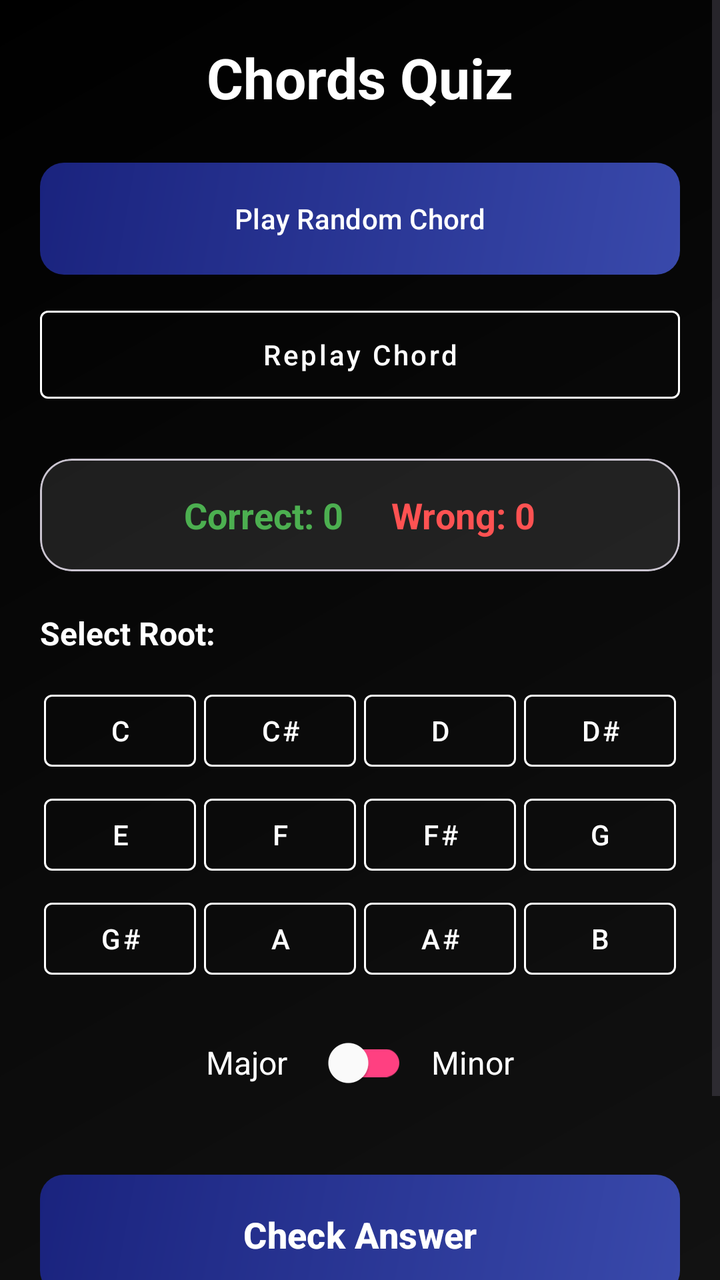
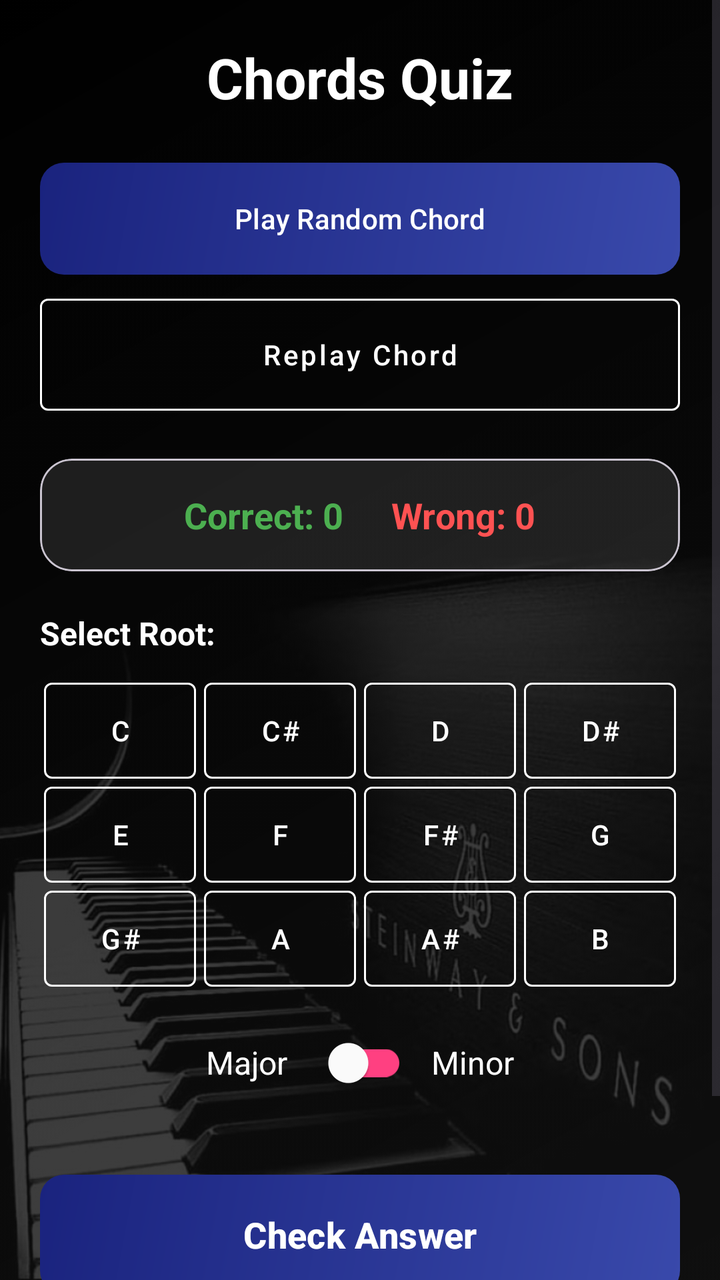

The first picture is an Android layout as it rendered before a commit; the second is the same layout after the commit. The layout source and the unified diff follow.
<!-- AndroidManifest.xml: application theme Theme.GeffenFinalProject -->
<!-- res/layout/activity_user_chords_quiz.xml -->
<?xml version="1.0" encoding="utf-8"?>
<androidx.constraintlayout.widget.ConstraintLayout xmlns:android="http://schemas.android.com/apk/res/android"
    xmlns:app="http://schemas.android.com/apk/res-auto"
    xmlns:tools="http://schemas.android.com/tools"
    android:id="@+id/main"
    android:layout_width="match_parent"
    android:layout_height="match_parent"
    android:background="@drawable/main_gradient"
    tools:context=".user_chords_quiz">

    <ScrollView
        android:layout_width="match_parent"
        android:layout_height="match_parent"
        android:fillViewport="true">

        <LinearLayout
            android:layout_width="match_parent"
            android:layout_height="wrap_content"
            android:orientation="vertical"
            android:padding="20dp">

            <TextView
                android:id="@+id/titleText"
                android:layout_width="match_parent"
                android:layout_height="wrap_content"
                android:layout_marginBottom="24dp"
                android:gravity="center"
                android:text="Chords Quiz"
                android:textColor="@color/white"
                android:textSize="28sp"
                android:textStyle="bold" />



            <com.google.android.material.button.MaterialButton
                android:id="@+id/btnPlayChord"
                android:layout_width="match_parent"
                android:layout_height="56dp"
                android:layout_marginBottom="12dp"
                android:background="@drawable/button_primary"
                android:text="Play Random Chord"
                android:textAllCaps="false"
                android:textColor="@color/white"
                app:backgroundTint="@null"
                app:cornerRadius="12dp" />

            <com.google.android.material.button.MaterialButton
                android:id="@+id/btnReplay"
                style="@style/Widget.MaterialComponents.Button.OutlinedButton"
                android:layout_width="match_parent"
                android:layout_height="56dp"
                android:layout_marginBottom="24dp"
                android:text="Replay Chord"
                android:textAllCaps="false"
                android:textColor="@color/white"
                app:strokeColor="@color/white" />

            <com.google.android.material.card.MaterialCardView
                android:layout_width="match_parent"
                android:layout_height="wrap_content"
                android:layout_marginBottom="20dp"
                app:cardBackgroundColor="#1AFFFFFF"
                app:cardCornerRadius="16dp"
                app:cardElevation="0dp">

                <LinearLayout
                    android:layout_width="match_parent"
                    android:layout_height="wrap_content"
                    android:gravity="center"
                    android:orientation="horizontal"
                    android:padding="16dp">

                    <TextView
                        android:id="@+id/scoreText"
                        android:layout_width="wrap_content"
                        android:layout_height="wrap_content"
                        android:layout_marginEnd="24dp"
                        android:text="Correct: 0"
                        android:textColor="#4CAF50"
                        android:textSize="18sp"
                        android:textStyle="bold" />

                    <TextView
                        android:id="@+id/wrongText"
                        android:layout_width="wrap_content"
                        android:layout_height="wrap_content"
                        android:text="Wrong: 0"
                        android:textColor="#FF5252"
                        android:textSize="18sp"
                        android:textStyle="bold" />
                </LinearLayout>
            </com.google.android.material.card.MaterialCardView>

            <TextView
                android:layout_width="match_parent"
                android:layout_height="wrap_content"
                android:layout_marginBottom="12dp"
                android:text="Select Root:"
                android:textColor="@color/white"
                android:textSize="16sp"
                android:textStyle="bold" />

            <GridLayout
                android:layout_width="match_parent"
                android:layout_height="wrap_content"
                android:layout_marginBottom="12dp"
                android:columnCount="4">

                <com.google.android.material.button.MaterialButton
                    android:id="@+id/btnRootC"
                    style="@style/Widget.MaterialComponents.Button.TextButton"
                    android:layout_width="0dp"
                    android:layout_height="wrap_content"
                    android:layout_columnWeight="1"
                    android:text="C"
                    android:textColor="@color/white"
                    app:strokeColor="@color/white"
                    app:strokeWidth="1dp"
                    android:layout_margin="2dp"
                    />

                <com.google.android.material.button.MaterialButton
                    android:id="@+id/btnRootCSharp"
                    style="@style/Widget.MaterialComponents.Button.TextButton"
                    android:layout_width="0dp"
                    android:layout_height="wrap_content"
                    android:layout_columnWeight="1"
                    android:text="C#"
                    android:textColor="@color/white"
                    app:strokeColor="@color/white"
                    app:strokeWidth="1dp"
                    android:layout_margin="2dp"
                    />

                <com.google.android.material.button.MaterialButton
                    android:id="@+id/btnRootD"
                    style="@style/Widget.MaterialComponents.Button.TextButton"
                    android:layout_width="0dp"
                    android:layout_height="wrap_content"
                    android:layout_columnWeight="1"
                    android:text="D"
                    android:textColor="@color/white"
                    app:strokeColor="@color/white"
                    app:strokeWidth="1dp"
                    android:layout_margin="2dp"
                    />

                <com.google.android.material.button.MaterialButton
                    android:id="@+id/btnRootDSharp"
                    style="@style/Widget.MaterialComponents.Button.TextButton"
                    android:layout_width="0dp"
                    android:layout_height="wrap_content"
                    android:layout_columnWeight="1"
                    android:text="D#"
                    android:textColor="@color/white"
                    app:strokeColor="@color/white"
                    app:strokeWidth="1dp"
                    android:layout_margin="2dp"
                    />

                <com.google.android.material.button.MaterialButton
                    android:id="@+id/btnRootE"
                    style="@style/Widget.MaterialComponents.Button.TextButton"
                    android:layout_width="0dp"
                    android:layout_height="wrap_content"
                    android:layout_columnWeight="1"
                    android:text="E"
                    android:textColor="@color/white"
                    app:strokeColor="@color/white"
                    app:strokeWidth="1dp"
                    android:layout_margin="2dp"
                    />

                <com.google.android.material.button.MaterialButton
                    android:id="@+id/btnRootF"
                    style="@style/Widget.MaterialComponents.Button.TextButton"
                    android:layout_width="0dp"
                    android:layout_height="wrap_content"
                    android:layout_columnWeight="1"
                    android:text="F"
                    android:textColor="@color/white"
                    app:strokeColor="@color/white"
                    app:strokeWidth="1dp"
                    android:layout_margin="2dp"
                    />

                <com.google.android.material.button.MaterialButton
                    android:id="@+id/btnRootFSharp"
                    style="@style/Widget.MaterialComponents.Button.TextButton"
                    android:layout_width="0dp"
                    android:layout_height="wrap_content"
                    android:layout_columnWeight="1"
                    android:text="F#"
                    android:textColor="@color/white"
                    app:strokeColor="@color/white"
                    app:strokeWidth="1dp"
                    android:layout_margin="2dp"
                    />

                <com.google.android.material.button.MaterialButton
                    android:id="@+id/btnRootG"
                    style="@style/Widget.MaterialComponents.Button.TextButton"
                    android:layout_width="0dp"
                    android:layout_height="wrap_content"
                    android:layout_columnWeight="1"
                    android:text="G"
                    android:textColor="@color/white"
                    app:strokeColor="@color/white"
                    app:strokeWidth="1dp"
                    android:layout_margin="2dp"
                    />

                <com.google.android.material.button.MaterialButton
                    android:id="@+id/btnRootGSharp"
                    style="@style/Widget.MaterialComponents.Button.TextButton"
                    android:layout_width="0dp"
                    android:layout_height="wrap_content"
                    android:layout_columnWeight="1"
                    android:text="G#"
                    android:textColor="@color/white"
                    app:strokeColor="@color/white"
                    app:strokeWidth="1dp"
                    android:layout_margin="2dp"
                    />

                <com.google.android.material.button.MaterialButton
                    android:id="@+id/btnRootA"
                    style="@style/Widget.MaterialComponents.Button.TextButton"
                    android:layout_width="0dp"
                    android:layout_height="wrap_content"
                    android:layout_columnWeight="1"
                    android:text="A"
                    android:textColor="@color/white"
                    app:strokeColor="@color/white"
                    app:strokeWidth="1dp"
                    android:layout_margin="2dp"
                    />

                <com.google.android.material.button.MaterialButton
                    android:id="@+id/btnRootASharp"
                    style="@style/Widget.MaterialComponents.Button.TextButton"
                    android:layout_width="0dp"
                    android:layout_height="wrap_content"
                    android:layout_columnWeight="1"
                    android:text="A#"
                    android:textColor="@color/white"
                    app:strokeColor="@color/white"
                    app:strokeWidth="1dp"
                    android:layout_margin="2dp"
                    />

                <com.google.android.material.button.MaterialButton
                    android:id="@+id/btnRootB"
                    style="@style/Widget.MaterialComponents.Button.TextButton"
                    android:layout_width="0dp"
                    android:layout_height="wrap_content"
                    android:layout_columnWeight="1"
                    android:text="B"
                    android:textColor="@color/white"
                    app:strokeColor="@color/white"
                    app:strokeWidth="1dp"
                    android:layout_margin="2dp"
                    />

            </GridLayout>

            <LinearLayout
                android:layout_width="match_parent"
                android:layout_height="wrap_content"
                android:layout_marginBottom="32dp"
                android:gravity="center"
                android:orientation="horizontal">

                <TextView
                    android:layout_width="wrap_content"
                    android:layout_height="wrap_content"
                    android:layout_marginEnd="12dp"
                    android:text="Major"
                    android:textColor="@color/white"
                    android:textSize="16sp" />

                <com.google.android.material.switchmaterial.SwitchMaterial
                    android:id="@+id/switchType"
                    android:layout_width="wrap_content"
                    android:layout_height="wrap_content"
                    app:thumbTint="@color/white"
                    app:trackTint="@color/accent" />

                <TextView
                    android:layout_width="wrap_content"
                    android:layout_height="wrap_content"
                    android:layout_marginStart="12dp"
                    android:text="Minor"
                    android:textColor="@color/white"
                    android:textSize="16sp" />
            </LinearLayout>

            <com.google.android.material.button.MaterialButton
                android:id="@+id/btnCheckAnswer"
                android:layout_width="match_parent"
                android:layout_height="60dp"
                android:background="@drawable/button_secondary"
                android:text="Check Answer"
                android:textAllCaps="false"
                android:textColor="@color/white"
                android:textSize="18sp"
                android:textStyle="bold"
                app:backgroundTint="@null"
                app:cornerRadius="12dp" />

            <com.google.android.material.button.MaterialButton
                android:id="@+id/btnStop"
                android:layout_width="match_parent"
                android:layout_height="64dp"
                android:text="Stop Test"
                android:textColor="@color/white"
                android:background="@drawable/button_primary"
                app:backgroundTint="@null"
                app:cornerRadius="12dp"
                android:textSize="20sp"
                android:textStyle="bold"
                android:textAllCaps="false"
                android:layout_marginTop="16dp" />

        </LinearLayout>
    </ScrollView>

</androidx.constraintlayout.widget.ConstraintLayout>
<!-- resources referenced by this layout -->
<resources>
  <color name="accent">#FF4081</color>
  <color name="white">#FFFFFFFF</color>
  <!-- drawable button_primary (drawable) -->
  <?xml version="1.0" encoding="utf-8"?>
  <ripple xmlns:android="http://schemas.android.com/apk/res/android"
      android:color="#40FFFFFF">
      <item android:drawable="@drawable/button_gradient" />
  </ripple>
  <!-- drawable button_secondary (drawable) -->
  <?xml version="1.0" encoding="utf-8"?>
  <ripple xmlns:android="http://schemas.android.com/apk/res/android"
      android:color="#40FFFFFF">
      <item android:drawable="@drawable/button_gradient" />
  </ripple>
  <!-- drawable main_gradient (drawable) -->
  <?xml version="1.0" encoding="utf-8"?>
  <shape xmlns:android="http://schemas.android.com/apk/res/android"
      android:shape="rectangle">
      <gradient
          android:angle="135"
          android:endColor="@color/bg_end"
          android:startColor="@color/bg_start"
          android:type="linear" />
  </shape>
  <style name="Theme.GeffenFinalProject" parent="Base.Theme.GeffenFinalProject" />
  <!-- drawable button_gradient (drawable) -->
  <?xml version="1.0" encoding="utf-8"?>
  <shape xmlns:android="http://schemas.android.com/apk/res/android"
      android:shape="rectangle">
      <gradient
          android:angle="135"
          android:endColor="@color/button_bg_end"
          android:startColor="@color/button_bg_start"
          android:type="linear" />
      <corners android:radius="12dp" />
  </shape>
  <color name="bg_end">#000000</color>
  <color name="bg_start">#121212</color>
  <style name="Base.Theme.GeffenFinalProject" parent="Theme.Material3.DayNight.NoActionBar">
          
          
      </style>
  <color name="button_bg_end">#1A237E</color>
  <color name="button_bg_start">#3949AB</color>
</resources>

<!-- the commit's change to res/layout/activity_user_chords_quiz.xml (unified diff, before → after) -->
@@ -8,6 +8,13 @@
     android:background="@drawable/main_gradient"
     tools:context=".user_chords_quiz">
 
+    <ImageView
+        android:layout_width="match_parent"
+        android:layout_height="match_parent"
+        android:src="@drawable/pianoimage"
+        android:scaleType="centerCrop"
+        android:alpha="0.2" />
+
     <ScrollView
         android:layout_width="match_parent"
         android:layout_height="match_parent"
@@ -35,12 +42,15 @@
             <com.google.android.material.button.MaterialButton
                 android:id="@+id/btnPlayChord"
                 android:layout_width="match_parent"
-                android:layout_height="56dp"
+                android:layout_height="wrap_content"
+                android:minHeight="56dp"
                 android:layout_marginBottom="12dp"
                 android:background="@drawable/button_primary"
                 android:text="Play Random Chord"
                 android:textAllCaps="false"
                 android:textColor="@color/white"
+                android:insetTop="0dp"
+                android:insetBottom="0dp"
                 app:backgroundTint="@null"
                 app:cornerRadius="12dp" />
 
@@ -48,11 +58,14 @@
                 android:id="@+id/btnReplay"
                 style="@style/Widget.MaterialComponents.Button.OutlinedButton"
                 android:layout_width="match_parent"
-                android:layout_height="56dp"
+                android:layout_height="wrap_content"
+                android:minHeight="56dp"
                 android:layout_marginBottom="24dp"
                 android:text="Replay Chord"
                 android:textAllCaps="false"
                 android:textColor="@color/white"
+                android:insetTop="0dp"
+                android:insetBottom="0dp"
                 app:strokeColor="@color/white" />
 
             <com.google.android.material.card.MaterialCardView
@@ -114,6 +127,8 @@
                     android:layout_columnWeight="1"
                     android:text="C"
                     android:textColor="@color/white"
+                    android:insetTop="0dp"
+                    android:insetBottom="0dp"
                     app:strokeColor="@color/white"
                     app:strokeWidth="1dp"
                     android:layout_margin="2dp"
@@ -127,6 +142,8 @@
                     android:layout_columnWeight="1"
                     android:text="C#"
                     android:textColor="@color/white"
+                    android:insetTop="0dp"
+                    android:insetBottom="0dp"
                     app:strokeColor="@color/white"
                     app:strokeWidth="1dp"
                     android:layout_margin="2dp"
@@ -140,6 +157,8 @@
                     android:layout_columnWeight="1"
                     android:text="D"
                     android:textColor="@color/white"
+                    android:insetTop="0dp"
+                    android:insetBottom="0dp"
                     app:strokeColor="@color/white"
                     app:strokeWidth="1dp"
                     android:layout_margin="2dp"
@@ -153,6 +172,8 @@
                     android:layout_columnWeight="1"
                     android:text="D#"
                     android:textColor="@color/white"
+                    android:insetTop="0dp"
+                    android:insetBottom="0dp"
                     app:strokeColor="@color/white"
                     app:strokeWidth="1dp"
                     android:layout_margin="2dp"
@@ -166,6 +187,8 @@
                     android:layout_columnWeight="1"
                     android:text="E"
                     android:textColor="@color/white"
+                    android:insetTop="0dp"
+                    android:insetBottom="0dp"
                     app:strokeColor="@color/white"
                     app:strokeWidth="1dp"
                     android:layout_margin="2dp"
@@ -179,6 +202,8 @@
                     android:layout_columnWeight="1"
                     android:text="F"
                     android:textColor="@color/white"
+                    android:insetTop="0dp"
+                    android:insetBottom="0dp"
                     app:strokeColor="@color/white"
                     app:strokeWidth="1dp"
                     android:layout_margin="2dp"
@@ -192,6 +217,8 @@
                     android:layout_columnWeight="1"
                     android:text="F#"
                     android:textColor="@color/white"
+                    android:insetTop="0dp"
+                    android:insetBottom="0dp"
                     app:strokeColor="@color/white"
                     app:strokeWidth="1dp"
                     android:layout_margin="2dp"
@@ -205,6 +232,8 @@
                     android:layout_columnWeight="1"
                     android:text="G"
                     android:textColor="@color/white"
+                    android:insetTop="0dp"
+                    android:insetBottom="0dp"
                     app:strokeColor="@color/white"
                     app:strokeWidth="1dp"
                     android:layout_margin="2dp"
@@ -218,6 +247,8 @@
                     android:layout_columnWeight="1"
                     android:text="G#"
                     android:textColor="@color/white"
+                    android:insetTop="0dp"
+                    android:insetBottom="0dp"
                     app:strokeColor="@color/white"
                     app:strokeWidth="1dp"
                     android:layout_margin="2dp"
@@ -231,6 +262,8 @@
                     android:layout_columnWeight="1"
                     android:text="A"
                     android:textColor="@color/white"
+                    android:insetTop="0dp"
+                    android:insetBottom="0dp"
                     app:strokeColor="@color/white"
                     app:strokeWidth="1dp"
                     android:layout_margin="2dp"
@@ -244,6 +277,8 @@
                     android:layout_columnWeight="1"
                     android:text="A#"
                     android:textColor="@color/white"
+                    android:insetTop="0dp"
+                    android:insetBottom="0dp"
                     app:strokeColor="@color/white"
                     app:strokeWidth="1dp"
                     android:layout_margin="2dp"
@@ -257,6 +292,8 @@
                     android:layout_columnWeight="1"
                     android:text="B"
                     android:textColor="@color/white"
+                    android:insetTop="0dp"
+                    android:insetBottom="0dp"
                     app:strokeColor="@color/white"
                     app:strokeWidth="1dp"
                     android:layout_margin="2dp"
@@ -298,23 +335,29 @@
             <com.google.android.material.button.MaterialButton
                 android:id="@+id/btnCheckAnswer"
                 android:layout_width="match_parent"
-                android:layout_height="60dp"
+                android:layout_height="wrap_content"
+                android:minHeight="60dp"
                 android:background="@drawable/button_secondary"
                 android:text="Check Answer"
                 android:textAllCaps="false"
                 android:textColor="@color/white"
                 android:textSize="18sp"
                 android:textStyle="bold"
+                android:insetTop="0dp"
+                android:insetBottom="0dp"
                 app:backgroundTint="@null"
                 app:cornerRadius="12dp" />
 
             <com.google.android.material.button.MaterialButton
                 android:id="@+id/btnStop"
                 android:layout_width="match_parent"
-                android:layout_height="64dp"
+                android:layout_height="wrap_content"
+                android:minHeight="64dp"
                 android:text="Stop Test"
                 android:textColor="@color/white"
                 android:background="@drawable/button_primary"
+                android:insetTop="0dp"
+                android:insetBottom="0dp"
                 app:backgroundTint="@null"
                 app:cornerRadius="12dp"
                 android:textSize="20sp"
<!-- resource entries referenced after the edit -->
@@ -24,6 +24,7 @@
           android:startColor="@color/bg_start"
           android:type="linear" />
   </shape>
+  <!-- drawable pianoimage: jpg bitmap (drawable, 51988 bytes) -->
   <style name="Theme.GeffenFinalProject" parent="Base.Theme.GeffenFinalProject" />
   <!-- drawable button_gradient (drawable) -->
   <?xml version="1.0" encoding="utf-8"?>
